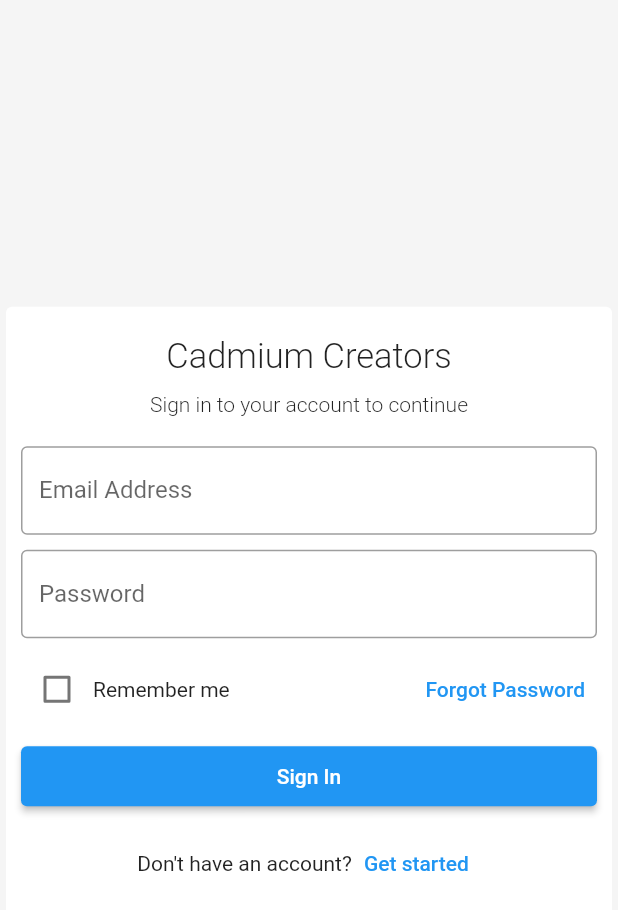
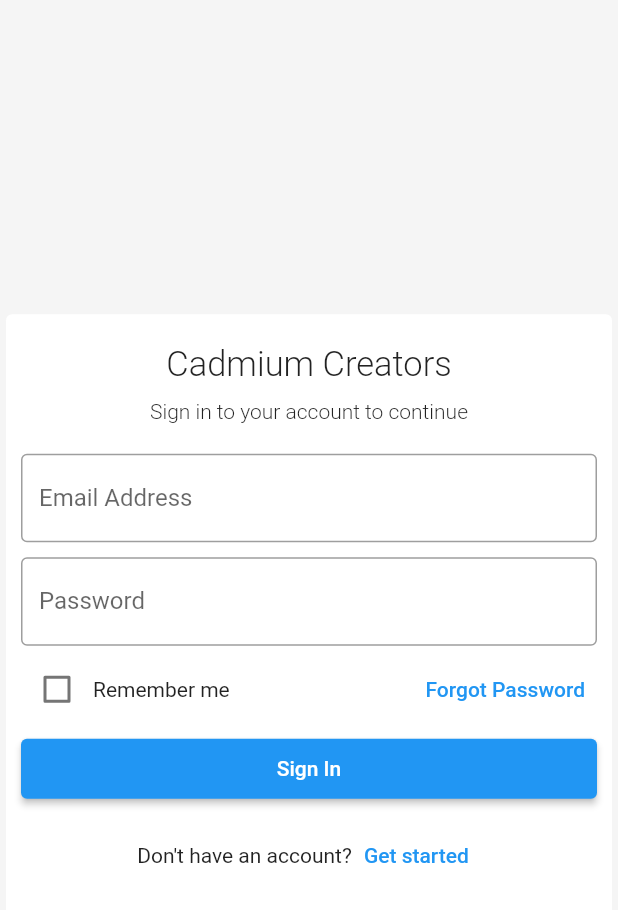
Before and after one commit to project-cadmium/cadmium_creators, a Flutter app: the screen it shows after launch, on a phone screen of 412 x 824 dp. Shown: the top 910 px of the screen. Run offline on Flutter 3.47's test engine with Material 2 defaults, Android fonts, the phone set to English and light mode, and no system bars.

Commit message:
subtle UI tweak

```diff
--- a/lib/main.dart
+++ b/lib/main.dart
@@ -88,7 +88,7 @@ class _MyHomePageState extends State<MyHomePage> {
                         ),
                       ),
                       Padding(
-                        padding: const EdgeInsets.only(top: 10.0),
+                        padding: const EdgeInsets.only(top: 5.0),
                         child: Row(
                           mainAxisAlignment: MainAxisAlignment.center,
                           children: [
@@ -113,7 +113,7 @@ class _MyHomePageState extends State<MyHomePage> {
                         ),
                       ),
                       Padding(
-                        padding: const EdgeInsets.only(top: 10.0),
+                        padding: const EdgeInsets.only(top: 5.0),
                         child: ElevatedButton(
                           style: ElevatedButton.styleFrom(
                             minimumSize: const Size(
```
